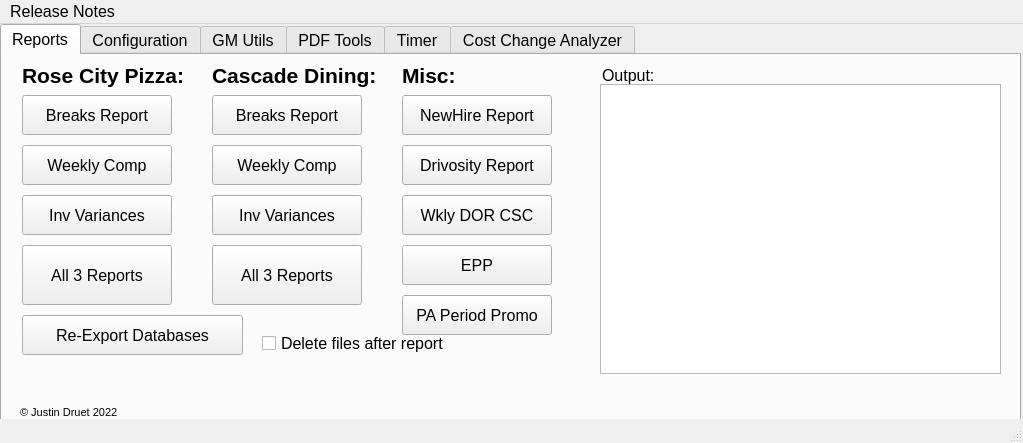
Justind-hub/RoseUtils, file lib/Main_UI.ui: the form before one commit.
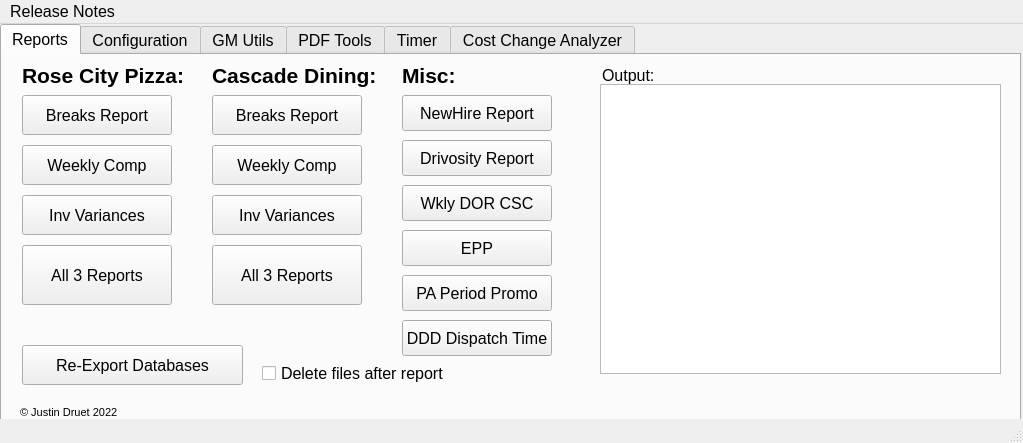
The form after the commit. The open tabs and pages were chosen to show the change. Icons and pictures are not drawn.

Commit message: Added DDD Dispatch times ->1.16

Diff of the .ui file:
```diff
--- a/lib/Main_UI.ui
+++ b/lib/Main_UI.ui
@@ -153,7 +153,7 @@
         <x>400</x>
         <y>40</y>
         <width>150</width>
-        <height>40</height>
+        <height>36</height>
        </rect>
       </property>
       <property name="toolTip">
@@ -180,9 +180,9 @@
       <property name="geometry">
        <rect>
         <x>400</x>
-        <y>90</y>
+        <y>85</y>
         <width>150</width>
-        <height>40</height>
+        <height>36</height>
        </rect>
       </property>
       <property name="toolTip">
@@ -196,9 +196,9 @@
       <property name="geometry">
        <rect>
         <x>400</x>
-        <y>140</y>
+        <y>130</y>
         <width>150</width>
-        <height>40</height>
+        <height>36</height>
        </rect>
       </property>
       <property name="toolTip">
@@ -212,9 +212,9 @@
       <property name="geometry">
        <rect>
         <x>400</x>
-        <y>190</y>
+        <y>175</y>
         <width>150</width>
-        <height>40</height>
+        <height>36</height>
        </rect>
       </property>
       <property name="toolTip">
@@ -248,9 +248,9 @@
       <property name="geometry">
        <rect>
         <x>400</x>
-        <y>240</y>
+        <y>220</y>
         <width>150</width>
-        <height>40</height>
+        <height>36</height>
        </rect>
       </property>
       <property name="toolTip">
@@ -380,7 +380,7 @@
       <property name="geometry">
        <rect>
         <x>20</x>
-        <y>260</y>
+        <y>290</y>
         <width>221</width>
         <height>40</height>
        </rect>
@@ -396,7 +396,7 @@
       <property name="geometry">
        <rect>
         <x>260</x>
-        <y>280</y>
+        <y>310</y>
         <width>211</width>
         <height>17</height>
        </rect>
@@ -405,6 +405,22 @@
        <string>Delete files after report</string>
       </property>
      </widget>
+     <widget class="QPushButton" name="btn_DDD">
+      <property name="geometry">
+       <rect>
+        <x>400</x>
+        <y>265</y>
+        <width>150</width>
+        <height>36</height>
+       </rect>
+      </property>
+      <property name="toolTip">
+       <string>Run the Compliments Report</string>
+      </property>
+      <property name="text">
+       <string>DDD Dispatch Time</string>
+      </property>
+     </widget>
     </widget>
     <widget class="QWidget" name="Settings">
      <attribute name="title">
```
Left out of the diff: 4 changed lines with no effect on the pictures. The commit also changes 5 other files.
